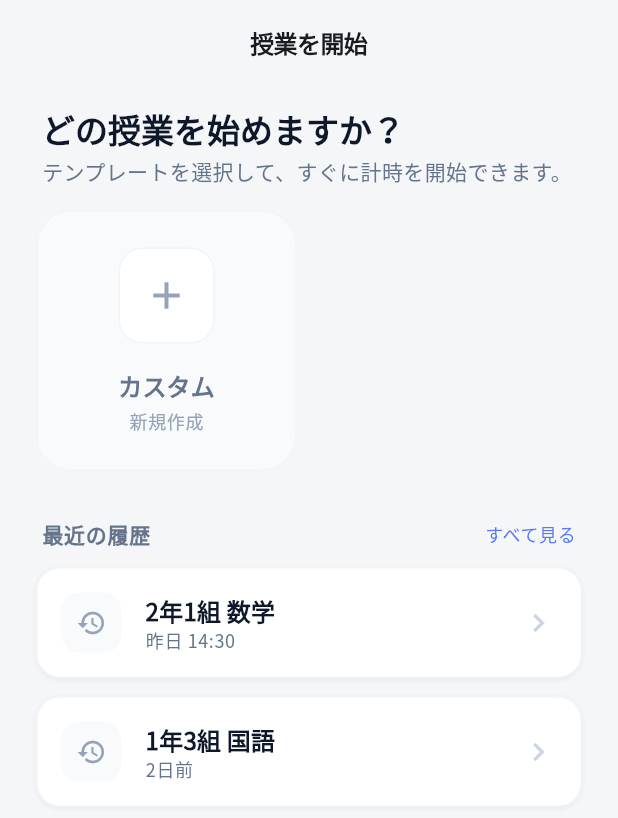
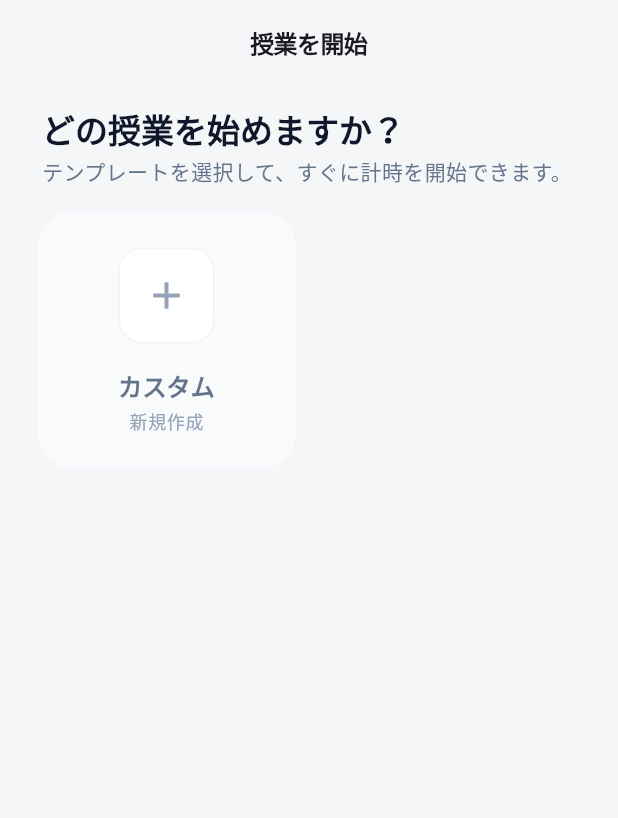
Before and after one commit to mti1122hj/classroom_timer, a Flutter app: the screen it shows after launch, on a phone screen of 412 x 824 dp. Shown: the top 818 px of the screen. Run offline on Flutter 3.47's test engine with Material 3 defaults, Android fonts, the phone set to English and light mode, and no system bars; our stand-ins replace flutter_riverpod, freezed_annotation, google_fonts, isar, riverpod_annotation; accounts and stored records are empty; generated files the repository leaves out were written again.

```diff
--- a/lib/presentation/pages/home_page.dart
+++ b/lib/presentation/pages/home_page.dart
@@ -3,7 +3,7 @@ import 'package:classroom_timer/presentation/providers/repository_providers.dart
 import 'package:classroom_timer/presentation/providers/class_session_providers.dart';
 import 'package:classroom_timer/presentation/widgets/home/bottom_nav_bar.dart';
 import 'package:classroom_timer/presentation/widgets/common/custom_app_bar.dart';
-import 'package:classroom_timer/presentation/widgets/home/recent_history_section.dart';
+
 import 'package:classroom_timer/presentation/widgets/home/template_grid.dart';
 import 'package:flutter/material.dart';
 import 'package:flutter_riverpod/flutter_riverpod.dart';
@@ -34,11 +34,6 @@ class HomePage extends ConsumerWidget {
                   loading: () => const Center(child: CircularProgressIndicator()),
                 ),
 
-                const SizedBox(height: 32),
-
-                // History Section
-                const RecentHistorySection(),
-
                 // Bottom padding
                 const SizedBox(height: 24),
               ],
--- a/lib/presentation/widgets/home/recent_history_section.dart
+++ /dev/null
@@ -1,127 +0,0 @@
-import 'package:flutter/material.dart';
-
-class RecentHistorySection extends StatelessWidget {
-  const RecentHistorySection({super.key});
-
-  @override
-  Widget build(BuildContext context) {
-    return Column(
-      crossAxisAlignment: CrossAxisAlignment.start,
-      children: [
-        Padding(
-          padding: const EdgeInsets.symmetric(horizontal: 4.0),
-          child: Row(
-            mainAxisAlignment: MainAxisAlignment.spaceBetween,
-            children: [
-              Text(
-                '最近の履歴',
-                style: Theme.of(context).textTheme.labelLarge?.copyWith(
-                  fontWeight: FontWeight.bold,
-                  color: const Color(0xFF64748B),
-                  letterSpacing: 0.5,
-                ),
-              ),
-              TextButton(
-                onPressed: () {},
-                style: TextButton.styleFrom(
-                  padding: EdgeInsets.zero,
-                  minimumSize: Size.zero,
-                  tapTargetSize: MaterialTapTargetSize.shrinkWrap,
-                ),
-                child: Text(
-                  'すべて見る',
-                  style: Theme.of(context).textTheme.bodySmall?.copyWith(
-                    fontWeight: FontWeight.w500,
-                    color: Theme.of(context).primaryColor,
-                  ),
-                ),
-              ),
-            ],
-          ),
-        ),
-        const SizedBox(height: 12),
-        Column(
-          children: [
-            _HistoryItem(
-              title: '2年1組 数学',
-              time: '昨日 14:30',
-            ),
-            const SizedBox(height: 12),
-            _HistoryItem(
-              title: '1年3組 国語',
-              time: '2日前',
-            ),
-          ],
-        ),
-      ],
-    );
-  }
-}
-
-class _HistoryItem extends StatelessWidget {
-  final String title;
-  final String time;
-
-  const _HistoryItem({required this.title, required this.time});
-
-  @override
-  Widget build(BuildContext context) {
-    return Container(
-      padding: const EdgeInsets.all(16),
-      decoration: BoxDecoration(
-        color: Colors.white,
-        borderRadius: BorderRadius.circular(16),
-        border: Border.all(color: const Color(0xFFF1F5F9)), // slate-100
-        boxShadow: [
-          BoxShadow(
-            color: Colors.black.withOpacity(0.05),
-            blurRadius: 2,
-            offset: const Offset(0, 1),
-          ),
-        ],
-      ),
-      child: Row(
-        children: [
-          Container(
-            width: 40,
-            height: 40,
-            margin: const EdgeInsets.only(right: 16),
-            decoration: BoxDecoration(
-              color: const Color(0xFFF8FAFC), // slate-50
-              borderRadius: BorderRadius.circular(12),
-            ),
-            child: const Icon(
-              Icons.history,
-              color: Color(0xFF94A3B8), // slate-400
-              size: 20,
-            ),
-          ),
-          Expanded(
-            child: Column(
-              crossAxisAlignment: CrossAxisAlignment.start,
-              children: [
-                Text(
-                  title,
-                  style: Theme.of(context).textTheme.titleMedium?.copyWith(
-                    fontWeight: FontWeight.bold,
-                    color: const Color(0xFF0F172A),
-                  ),
-                ),
-                Text(
-                  time,
-                  style: Theme.of(context).textTheme.bodySmall?.copyWith(
-                    color: const Color(0xFF64748B),
-                  ),
-                ),
-              ],
-            ),
-          ),
-          const Icon(
-            Icons.chevron_right,
-            color: Color(0xFFCBD5E1), // slate-300
-          ),
-        ],
-      ),
-    );
-  }
-}
```
Also changed, not shown: 1 other file.
